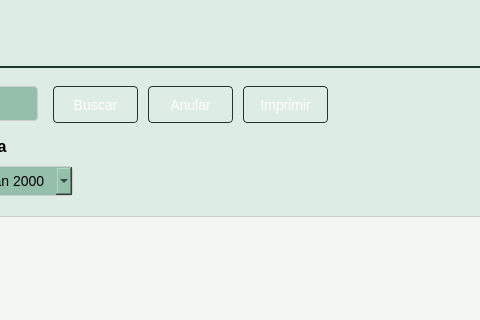
Above: Sistema de ventas/ui/FrmCotizacion.ui from CodeDrTech/DevelopPython before the change; both pictures show x 203 to 683 and y 0 to 320 of the 999 by 769 pixel window. Below: the same form after it.
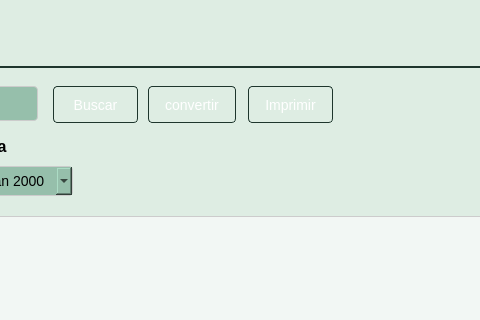
That is the form after the change. Icons and pictures are not drawn.

What changed in the file:
```diff
--- a/Sistema de ventas/ui/FrmCotizacion.ui
+++ b/Sistema de ventas/ui/FrmCotizacion.ui
@@ -241,7 +241,7 @@
         <rect>
          <x>330</x>
          <y>20</y>
-         <width>85</width>
+         <width>88</width>
          <height>37</height>
         </rect>
        </property>
@@ -269,13 +269,13 @@
 }</string>
        </property>
        <property name="text">
-        <string>Anular</string>
+        <string>convertir</string>
        </property>
       </widget>
       <widget class="QPushButton" name="btnImprimir">
        <property name="geometry">
         <rect>
-         <x>425</x>
+         <x>430</x>
          <y>20</y>
          <width>85</width>
          <height>37</height>
```
Left out of the diff: 8 changed lines with no effect on the pictures.
